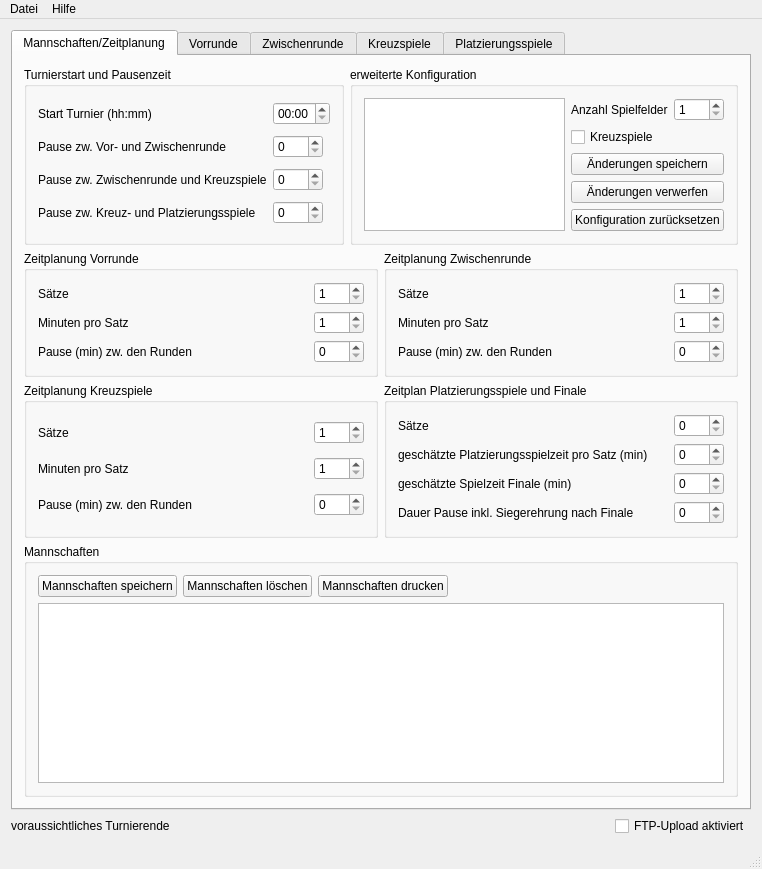
Qt form src/planer/mainwindow.ui (Birnbaua/Volleyball) before a commit.
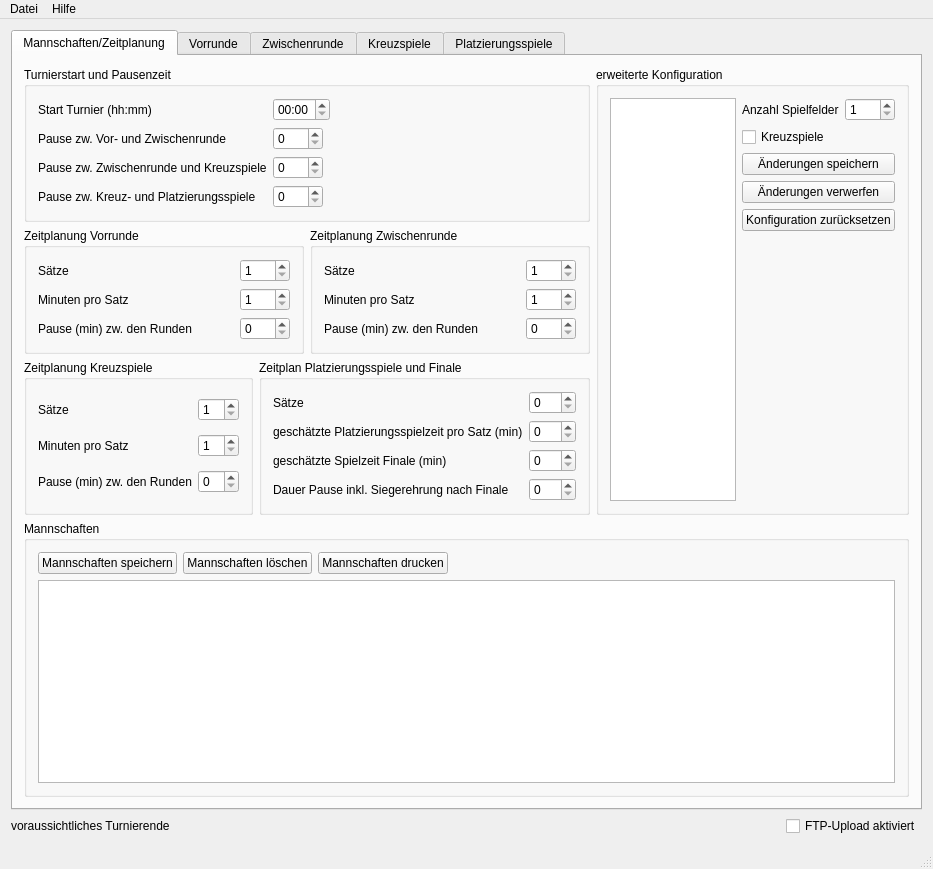
The same form after that commit.

```diff
--- a/src/planer/mainwindow.ui
+++ b/src/planer/mainwindow.ui
@@ -6,7 +6,7 @@
    <rect>
     <x>0</x>
     <y>0</y>
-    <width>762</width>
+    <width>933</width>
     <height>869</height>
    </rect>
   </property>
@@ -24,7 +24,96 @@
        <attribute name="title">
         <string>Mannschaften/Zeitplanung</string>
        </attribute>
-       <layout class="QGridLayout" name="gridLayout_22">
+       <layout class="QGridLayout" name="gridLayout_3">
+        <item row="0" column="0">
+         <layout class="QGridLayout" name="gridLayout_2">
+          <item row="0" column="0">
+           <widget class="QGroupBox" name="groupBox_turnier_2">
+            <property name="title">
+             <string>Turnierstart und Pausenzeit</string>
+            </property>
+            <layout class="QGridLayout" name="gridLayout_26">
+             <item row="2" column="2">
+              <widget class="QSpinBox" name="spinBoxPauseZwKr">
+               <property name="maximumSize">
+                <size>
+                 <width>50</width>
+                 <height>16777215</height>
+                </size>
+               </property>
+              </widget>
+             </item>
+             <item row="3" column="0">
+              <widget class="QLabel" name="label_pause_kr_pl_3">
+               <property name="text">
+                <string>Pause zw. Kreuz- und Platzierungsspiele</string>
+               </property>
+              </widget>
+             </item>
+             <item row="1" column="2">
+              <widget class="QSpinBox" name="spinBoxPauseVrZw">
+               <property name="maximumSize">
+                <size>
+                 <width>50</width>
+                 <height>16777215</height>
+                </size>
+               </property>
+              </widget>
+             </item>
+             <item row="2" column="0">
+              <widget class="QLabel" name="label_pause_zw_kr_3">
+               <property name="text">
+                <string>Pause zw. Zwischenrunde und Kreuzspiele</string>
+               </property>
+              </widget>
+             </item>
+             <item row="3" column="2">
+              <widget class="QSpinBox" name="spinBoxPauseKrPl">
+               <property name="maximumSize">
+                <size>
+                 <width>50</width>
+                 <height>16777215</height>
+                </size>
+               </property>
+              </widget>
+             </item>
+             <item row="0" column="2">
+              <widget class="QTimeEdit" name="timeEditStartTurnier">
+               <property name="displayFormat">
+                <string>HH:mm</string>
+               </property>
+              </widget>
+             </item>
+             <item row="1" column="0">
+              <widget class="QLabel" name="label_pause_vr_zw_2">
+               <property name="text">
+                <string>Pause zw. Vor- und Zwischenrunde</string>
+               </property>
+              </widget>
+             </item>
+             <item row="0" column="0">
+              <widget class="QLabel" name="label_turnierstart_2">
+               <property name="text">
+                <string>Start Turnier (hh:mm)</string>
+               </property>
+              </widget>
+             </item>
+             <item row="1" column="3">
+              <spacer name="horizontalSpacer_2">
+               <property name="orientation">
+                <enum>Qt::Horizontal</enum>
+               </property>
+               <property name="sizeHint" stdset="0">
+                <size>
+                 <width>40</width>
+                 <height>20</height>
+                </size>
+               </property>
+              </spacer>
+             </item>
+            </layout>
+           </widget>
+          </item>
         <item row="1" column="0">
          <layout class="QGridLayout" name="gridLayout_10">
           <item row="0" column="1">
@@ -161,37 +250,50 @@
           </item>
          </layout>
         </item>
-        <item row="0" column="0">
-         <layout class="QGridLayout" name="gridLayout_25">
-          <item row="0" column="0">
-           <widget class="QGroupBox" name="groupBox_turnier_2">
+          <item row="2" column="0">
+           <layout class="QGridLayout" name="gridLayout_30">
+            <item row="0" column="1">
+             <widget class="QGroupBox" name="groupBox_platzspiele_finale_2">
             <property name="title">
-             <string>Turnierstart und Pausenzeit</string>
-            </property>
-            <layout class="QGridLayout" name="gridLayout_26">
+               <string>Zeitplan Platzierungsspiele und Finale</string>
+              </property>
+              <layout class="QGridLayout" name="gridLayout_31">
              <item row="1" column="0">
-              <widget class="QLabel" name="label_pause_vr_zw_2">
+                <widget class="QLabel" name="label_pause_zw_kr_4">
                <property name="text">
-                <string>Pause zw. Vor- und Zwischenrunde</string>
+                  <string>geschätzte Platzierungsspielzeit pro Satz (min)</string>
                </property>
               </widget>
              </item>
-             <item row="0" column="0">
-              <widget class="QLabel" name="label_turnierstart_2">
-               <property name="text">
-                <string>Start Turnier (hh:mm)</string>
+               <item row="1" column="1">
+                <widget class="QSpinBox" name="spinBoxMinProSatzPl">
+                 <property name="maximumSize">
+                  <size>
+                   <width>50</width>
+                   <height>16777215</height>
+                  </size>
                </property>
               </widget>
              </item>
-             <item row="2" column="0">
-              <widget class="QLabel" name="label_pause_zw_kr_3">
+               <item row="0" column="1">
+                <widget class="QSpinBox" name="spinBoxSatzPl">
+                 <property name="maximumSize">
+                  <size>
+                   <width>50</width>
+                   <height>16777215</height>
+                  </size>
+                 </property>
+                </widget>
+               </item>
+               <item row="0" column="0">
+                <widget class="QLabel" name="label_satz_pl_2">
                <property name="text">
-                <string>Pause zw. Zwischenrunde und Kreuzspiele</string>
+                  <string>Sätze</string>
                </property>
               </widget>
              </item>
-             <item row="2" column="2">
-              <widget class="QSpinBox" name="spinBoxPauseZwKr">
+               <item row="2" column="1">
+                <widget class="QSpinBox" name="spinBoxZeitFinale">
                <property name="maximumSize">
                 <size>
                  <width>50</width>
@@ -200,25 +302,65 @@
                </property>
               </widget>
              </item>
-             <item row="3" column="0">
-              <widget class="QLabel" name="label_pause_kr_pl_3">
+               <item row="2" column="0">
+                <widget class="QLabel" name="label_pause_kr_pl_4">
                <property name="text">
-                <string>Pause zw. Kreuz- und Platzierungsspiele</string>
+                  <string>geschätzte Spielzeit Finale (min)</string>
                </property>
               </widget>
              </item>
-             <item row="1" column="2">
-              <widget class="QSpinBox" name="spinBoxPauseVrZw">
+               <item row="4" column="0">
+                <widget class="QLabel" name="label_zeit_pause_nach_finale_siegerehrung_2">
+                 <property name="text">
+                  <string>Dauer Pause inkl. Siegerehrung nach Finale</string>
+                 </property>
+                </widget>
+               </item>
+               <item row="4" column="1">
+                <widget class="QSpinBox" name="spinBoxPausePlEhrung">
+                 <property name="maximum">
+                  <number>999</number>
+                 </property>
+                </widget>
+               </item>
+              </layout>
+             </widget>
+            </item>
+            <item row="0" column="0">
+             <widget class="QGroupBox" name="groupBox_kreuzspiele_2">
+              <property name="title">
+               <string>Zeitplanung Kreuzspiele</string>
+              </property>
+              <layout class="QGridLayout" name="gridLayout_32">
+               <item row="0" column="0">
+                <widget class="QLabel" name="label_satz_kr_2">
+                 <property name="text">
+                  <string>Sätze</string>
+                 </property>
+                </widget>
+               </item>
+               <item row="1" column="0">
+                <widget class="QLabel" name="label_min_pro_satz_kr_2">
+                 <property name="text">
+                  <string>Minuten pro Satz</string>
+                 </property>
+                </widget>
+               </item>
+               <item row="1" column="1">
+                <widget class="QSpinBox" name="spinBoxMinProSatzKr">
                <property name="maximumSize">
                 <size>
                  <width>50</width>
                  <height>16777215</height>
                 </size>
                </property>
-              </widget>
-             </item>
-             <item row="3" column="2">
-              <widget class="QSpinBox" name="spinBoxPauseKrPl">
+                 <property name="minimum">
+                  <number>1</number>
+                 </property>
+                </widget>
+               </item>
+               <item row="2" column="1">
+                <widget class="QSpinBox" name="spinBoxPauseMinKr">
                <property name="maximumSize">
                 <size>
                  <width>50</width>
@@ -227,23 +369,40 @@
                </property>
               </widget>
              </item>
-             <item row="0" column="2">
-              <widget class="QTimeEdit" name="timeEditStartTurnier">
-               <property name="displayFormat">
-                <string>HH:mm</string>
-               </property>
-              </widget>
-             </item>
-            </layout>
-           </widget>
+               <item row="0" column="1">
+                <widget class="QSpinBox" name="spinBoxSatzKr">
+                 <property name="maximumSize">
+                  <size>
+                   <width>50</width>
+                   <height>16777215</height>
+                  </size>
+                 </property>
+                 <property name="minimum">
+                  <number>1</number>
+                 </property>
+                </widget>
+               </item>
+               <item row="2" column="0">
+                <widget class="QLabel" name="label_pause_min_kr_2">
+                 <property name="text">
+                  <string>Pause (min) zw. den Runden</string>
+                 </property>
+                </widget>
+               </item>
+              </layout>
+             </widget>
+            </item>
+           </layout>
+          </item>
+         </layout>
           </item>
           <item row="0" column="1">
            <widget class="QGroupBox" name="groupBox_konfiguration_2">
             <property name="title">
              <string>erweiterte Konfiguration</string>
             </property>
-            <layout class="QGridLayout" name="gridLayout_27">
-             <item row="0" column="0" rowspan="5">
+          <layout class="QGridLayout" name="gridLayout_6">
+           <item row="0" column="0">
               <widget class="QTableView" name="tableViewFields">
                <property name="alternatingRowColors">
                 <bool>true</bool>
@@ -263,7 +422,9 @@
               </widget>
              </item>
              <item row="0" column="1">
-              <layout class="QGridLayout" name="gridLayout_28">
+            <layout class="QGridLayout" name="gridLayout_5">
+             <item row="0" column="0">
+              <layout class="QGridLayout" name="gridLayout_4">
                <item row="0" column="0">
                 <widget class="QLabel" name="label_anzahl_felder_2">
                  <property name="text">
@@ -284,30 +445,28 @@
                  </property>
                 </widget>
                </item>
-              </layout>
-             </item>
-             <item row="1" column="1">
+               <item row="1" column="0">
               <widget class="QCheckBox" name="checkBoxKreuzspiele">
                <property name="text">
                 <string>Kreuzspiele</string>
                </property>
               </widget>
              </item>
-             <item row="2" column="1">
+               <item row="2" column="0" colspan="2">
               <widget class="QPushButton" name="pushButtonConfigSave">
                <property name="text">
                 <string>Änderungen speichern</string>
                </property>
               </widget>
              </item>
-             <item row="3" column="1">
+               <item row="3" column="0" colspan="2">
               <widget class="QPushButton" name="pushButtonConfigRollback">
                <property name="text">
                 <string>Änderungen verwerfen</string>
                </property>
               </widget>
              </item>
-             <item row="4" column="1">
+               <item row="4" column="0" colspan="2">
               <widget class="QPushButton" name="pushButtonConfigReset">
                <property name="text">
                 <string>Konfiguration zurücksetzen</string>
@@ -315,11 +474,26 @@
               </widget>
              </item>
             </layout>
-           </widget>
-          </item>
-         </layout>
-        </item>
-        <item row="3" column="0">
+             </item>
+             <item row="1" column="0">
+              <spacer name="verticalSpacer">
+               <property name="orientation">
+                <enum>Qt::Vertical</enum>
+               </property>
+               <property name="sizeHint" stdset="0">
+                <size>
+                 <width>20</width>
+                 <height>40</height>
+                </size>
+               </property>
+              </spacer>
+             </item>
+            </layout>
+           </item>
+          </layout>
+         </widget>
+        </item>
+        <item row="1" column="0" colspan="2">
          <widget class="QGroupBox" name="groupBox_mannschaften_2">
           <property name="maximumSize">
            <size>
@@ -396,150 +570,6 @@
           </layout>
          </widget>
         </item>
-        <item row="2" column="0">
-         <layout class="QGridLayout" name="gridLayout_30">
-          <item row="0" column="1">
-           <widget class="QGroupBox" name="groupBox_platzspiele_finale_2">
-            <property name="title">
-             <string>Zeitplan Platzierungsspiele und Finale</string>
-            </property>
-            <layout class="QGridLayout" name="gridLayout_31">
-             <item row="1" column="0">
-              <widget class="QLabel" name="label_pause_zw_kr_4">
-               <property name="text">
-                <string>geschätzte Platzierungsspielzeit pro Satz (min)</string>
-               </property>
-              </widget>
-             </item>
-             <item row="1" column="1">
-              <widget class="QSpinBox" name="spinBoxMinProSatzPl">
-               <property name="maximumSize">
-                <size>
-                 <width>50</width>
-                 <height>16777215</height>
-                </size>
-               </property>
-              </widget>
-             </item>
-             <item row="0" column="1">
-              <widget class="QSpinBox" name="spinBoxSatzPl">
-               <property name="maximumSize">
-                <size>
-                 <width>50</width>
-                 <height>16777215</height>
-                </size>
-               </property>
-              </widget>
-             </item>
-             <item row="0" column="0">
-              <widget class="QLabel" name="label_satz_pl_2">
-               <property name="text">
-                <string>Sätze</string>
-               </property>
-              </widget>
-             </item>
-             <item row="2" column="1">
-              <widget class="QSpinBox" name="spinBoxZeitFinale">
-               <property name="maximumSize">
-                <size>
-                 <width>50</width>
-                 <height>16777215</height>
-                </size>
-               </property>
-              </widget>
-             </item>
-             <item row="2" column="0">
-              <widget class="QLabel" name="label_pause_kr_pl_4">
-               <property name="text">
-                <string>geschätzte Spielzeit Finale (min)</string>
-               </property>
-              </widget>
-             </item>
-             <item row="4" column="0">
-              <widget class="QLabel" name="label_zeit_pause_nach_finale_siegerehrung_2">
-               <property name="text">
-                <string>Dauer Pause inkl. Siegerehrung nach Finale</string>
-               </property>
-              </widget>
-             </item>
-             <item row="4" column="1">
-              <widget class="QSpinBox" name="spinBoxPausePlEhrung">
-               <property name="maximum">
-                <number>999</number>
-               </property>
-              </widget>
-             </item>
-            </layout>
-           </widget>
-          </item>
-          <item row="0" column="0">
-           <widget class="QGroupBox" name="groupBox_kreuzspiele_2">
-            <property name="title">
-             <string>Zeitplanung Kreuzspiele</string>
-            </property>
-            <layout class="QGridLayout" name="gridLayout_32">
-             <item row="0" column="0">
-              <widget class="QLabel" name="label_satz_kr_2">
-               <property name="text">
-                <string>Sätze</string>
-               </property>
-              </widget>
-             </item>
-             <item row="1" column="0">
-              <widget class="QLabel" name="label_min_pro_satz_kr_2">
-               <property name="text">
-                <string>Minuten pro Satz</string>
-               </property>
-              </widget>
-             </item>
-             <item row="1" column="1">
-              <widget class="QSpinBox" name="spinBoxMinProSatzKr">
-               <property name="maximumSize">
-                <size>
-                 <width>50</width>
-                 <height>16777215</height>
-                </size>
-               </property>
-               <property name="minimum">
-                <number>1</number>
-               </property>
-              </widget>
-             </item>
-             <item row="2" column="1">
-              <widget class="QSpinBox" name="spinBoxPauseMinKr">
-               <property name="maximumSize">
-                <size>
-                 <width>50</width>
-                 <height>16777215</height>
-                </size>
-               </property>
-              </widget>
-             </item>
-             <item row="0" column="1">
-              <widget class="QSpinBox" name="spinBoxSatzKr">
-               <property name="maximumSize">
-                <size>
-                 <width>50</width>
-                 <height>16777215</height>
-                </size>
-               </property>
-               <property name="minimum">
-                <number>1</number>
-               </property>
-              </widget>
-             </item>
-             <item row="2" column="0">
-              <widget class="QLabel" name="label_pause_min_kr_2">
-               <property name="text">
-                <string>Pause (min) zw. den Runden</string>
-               </property>
-              </widget>
-             </item>
-            </layout>
-           </widget>
-          </item>
-         </layout>
-        </item>
        </layout>
       </widget>
       <widget class="QWidget" name="tab_vorrunde_2">
@@ -898,7 +928,7 @@
     <rect>
      <x>0</x>
      <y>0</y>
-     <width>762</width>
+     <width>933</width>
      <height>26</height>
     </rect>
    </property>
```
Lines whose indentation alone changed are shown as unchanged.
